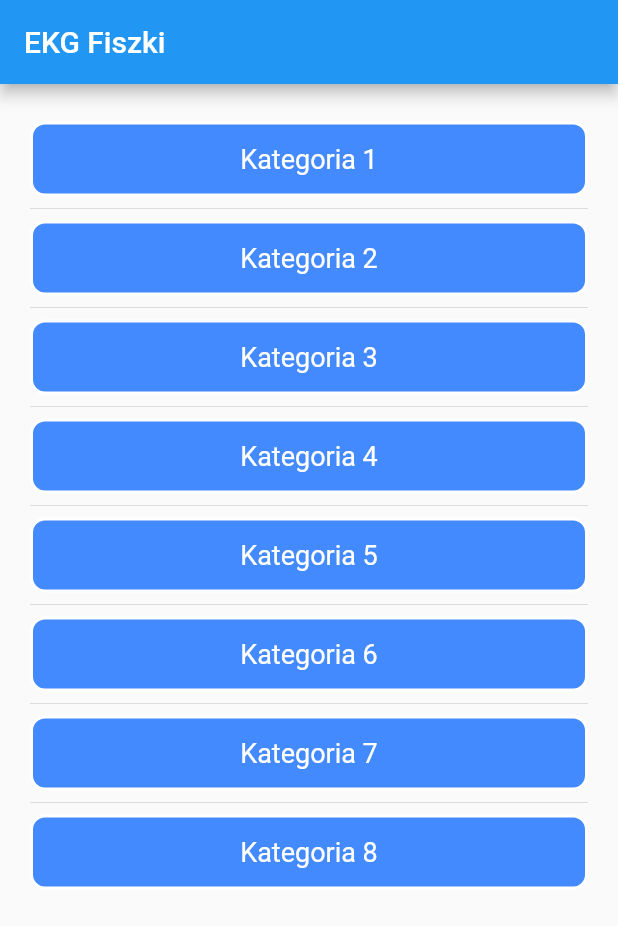
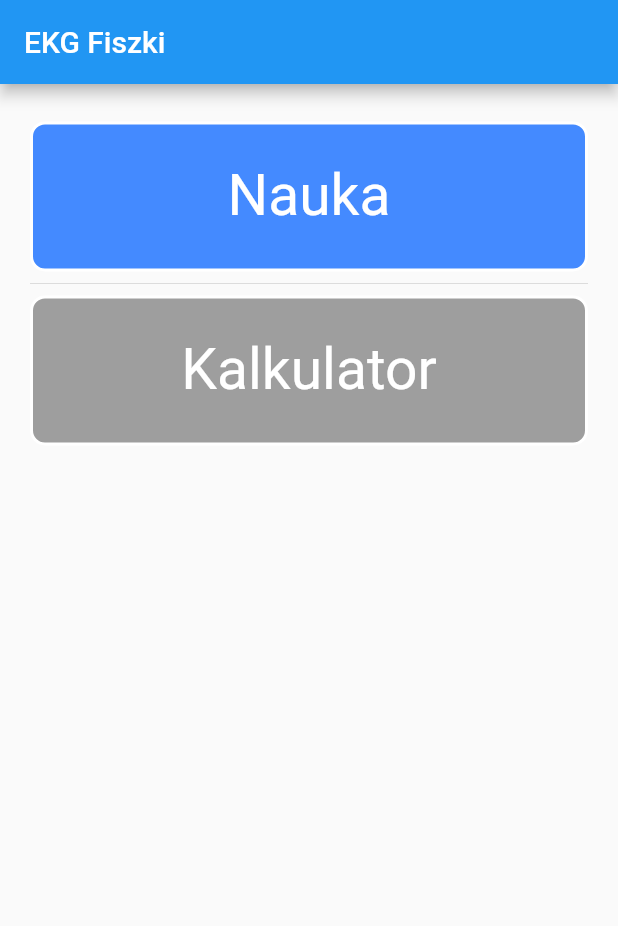
Before and after one commit to madb88/ekg_app_flutter, a Flutter app: the screen it shows after launch, on a phone screen of 412 x 824 dp. Shown: the top 926 px of the screen. Run offline on Flutter 3.47's test engine with Material 2 defaults, Android fonts, the phone set to English and light mode, and no system bars; our stand-ins replace cloud_firestore; missing offline and left inert: firebase_admob; accounts and stored records are empty.

Commit message:
Added new home page screen, created navigation for categories

```diff
--- /dev/null
+++ b/lib/home_page.dart
@@ -0,0 +1,84 @@
+import 'package:flutter/material.dart';
+import 'card_list.dart';
+import 'category_list.dart';
+
+class MyCustomRoute<T> extends MaterialPageRoute<T> {
+  MyCustomRoute({WidgetBuilder builder, RouteSettings settings})
+      : super(builder: builder, settings: settings);
+
+  @override
+  Widget buildTransitions(BuildContext context, Animation<double> animation,
+      Animation<double> secondaryAnimation, Widget child) {
+    if (settings.isInitialRoute) return child;
+    return child;
+    // return new FadeTransition(opacity: animation, child: child);
+  }
+}
+
+class HomePageList extends StatelessWidget {
+  final _study = "Kategoria 1";
+  final _calculator = "Kategoria 2";
+
+
+  @override
+  Widget build(BuildContext context) {
+    var _onTap;
+    return new Scaffold(
+      appBar: new AppBar(title: new Text("EKG Fiszki")),
+      body: new Container(
+        padding: const EdgeInsets.all(20.0),
+        margin: new EdgeInsets.fromLTRB(0.0, 5.0, 0.0, 5.0),
+        child: ListView(
+          children: <Widget>[
+            new InkWell(
+              onTap: () {
+                Navigator.push(
+                  context,
+                  MyCustomRoute(builder: (context) => CategoryList()),
+                );
+              },
+              child: new Container(
+                height: 100.0,
+                decoration: new BoxDecoration(
+                  color: Colors.blueAccent,
+                  border: new Border.all(color: Colors.white, width: 2.0),
+                  borderRadius: new BorderRadius.circular(10.0),
+                ),
+                child:  Center(
+                  child: new Text(
+                    'Nauka',
+                    style: new TextStyle(fontSize: 38.0, color: Colors.white),
+                  ),
+                ),
+              ),
+            ),
+            Divider(),
+            new InkWell(
+              onTap: () {
+                _onTap;
+                // Navigator.push(
+                //   context,
+                //   MyCustomRoute(builder: (context) => CategoryList()),
+                // );
+              },
+              child: new Container(
+                height: 100.0,
+                decoration: new BoxDecoration(
+                  color: Colors.grey,
+                  border: new Border.all(color: Colors.white, width: 2.0),
+                  borderRadius: new BorderRadius.circular(10.0),
+                ),
+                child:  Center(
+                  child: new Text(
+                    'Kalkulator',
+                    style: new TextStyle(fontSize: 38.0, color: Colors.white),
+                  ),
+                ),
+              ),
+            ),
+          ],
+        ),
+      ),
+    );
+  }
+}
--- a/lib/main.dart
+++ b/lib/main.dart
@@ -1,6 +1,7 @@
 import 'package:flutter/material.dart';
 import 'package:flutter/cupertino.dart';
 import './category_list.dart';
+import './home_page.dart';
 import 'dart:async';
 import 'package:firebase_admob/firebase_admob.dart';
 
@@ -39,9 +40,6 @@ class _EkgAppState extends State<EkgApp> {
         primarySwatch: Colors.blue,
       ),
       home: new MyHomePage(),
-    //    routes: <String, WidgetBuilder>{
-    //   '/HomeScreen': (BuildContext context) => new CategoryList()
-    // },
     );
   }
 }
@@ -52,25 +50,10 @@ class MyHomePage extends StatefulWidget {
 }
 
 class _MyHomePageState extends State<MyHomePage> {
-// startTime() async {
-//     var _duration = new Duration(seconds: 2);
-//     return new Timer(_duration, navigationPage);
-//   }
-
-//   void navigationPage() {
-//     Navigator.of(context).pushReplacementNamed('/HomeScreen');
-//   }
-
-//   @override
-//   void initState() {
-//     super.initState();
-//     startTime();
-//   }
-
   @override
   Widget build(BuildContext context) {
     return Scaffold(
-      body: CategoryList(),
+      body: HomePageList(),
     );
   }
 }
```
Also changed, not shown: lib/category_list.dart (+52 -3 lines).
